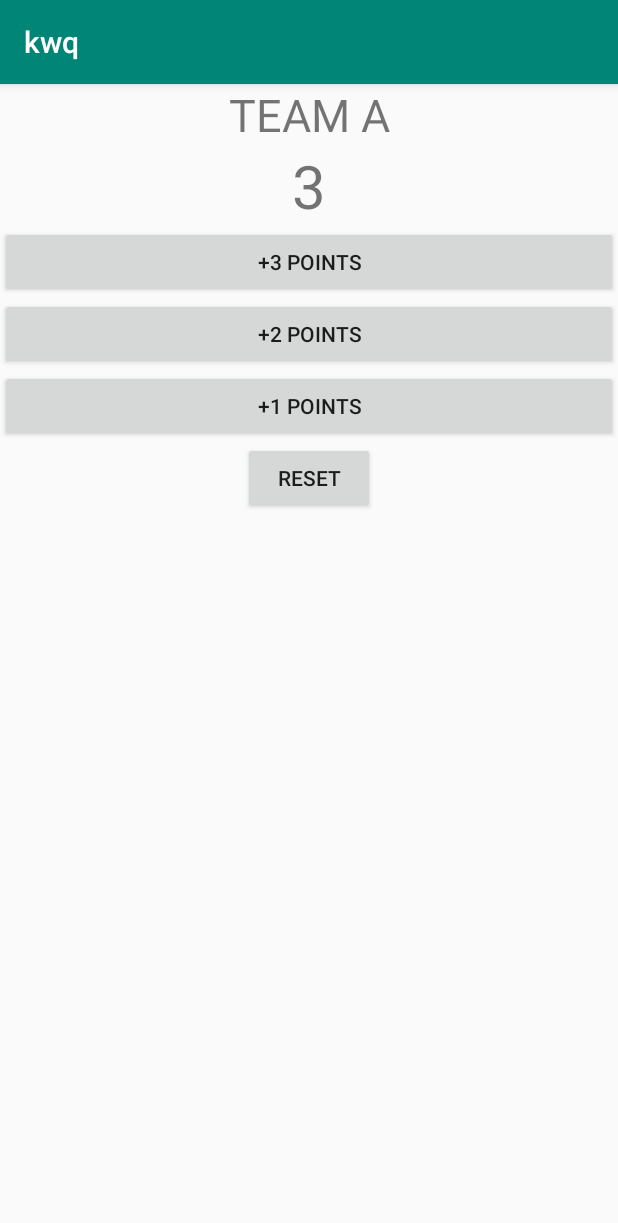
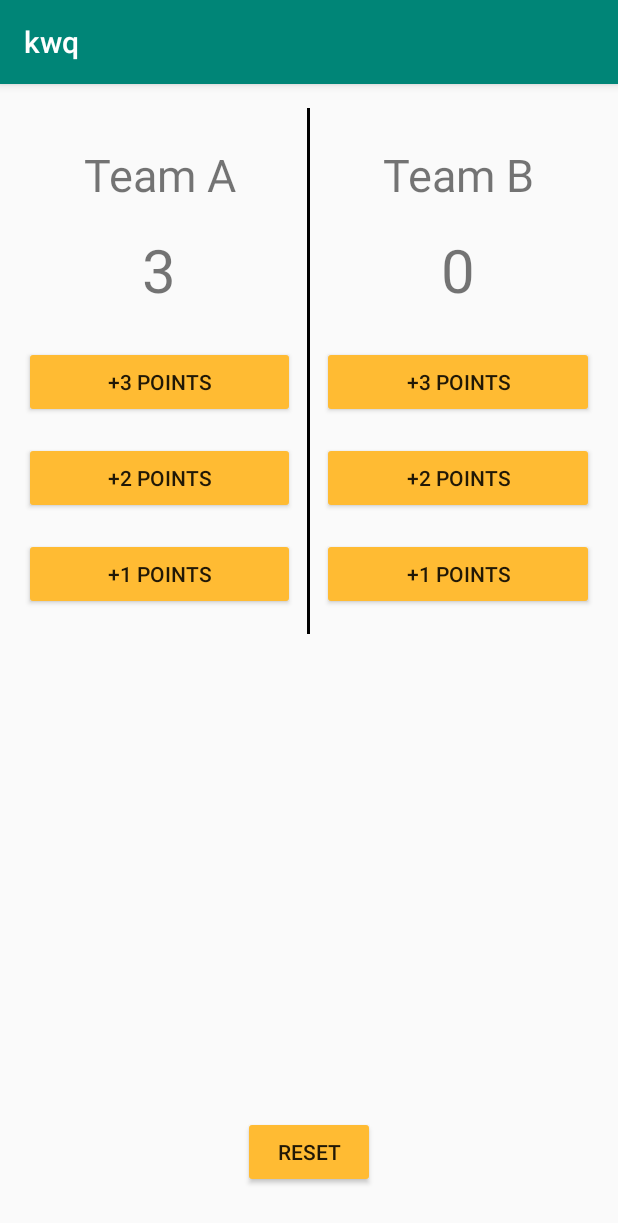
Before and after one commit to kouwq/kwq, an Android app: the screen it shows after launch (Score), after a tap on "+3 POINTS", on a phone screen of 412 x 824 dp. Shown: the top 1223 px of the screen. Run offline under Robolectric (Android 15) with nearby library versions, the phone set to English and light mode, and no system bars.

Commit message:
4/2 activity

```diff
--- a/app/src/main/java/com/demo/hello/kwq/Score.java
+++ b/app/src/main/java/com/demo/hello/kwq/Score.java
@@ -8,42 +8,61 @@ import android.widget.Button;
 import android.widget.TextView;
 
 public class Score extends AppCompatActivity implements View.OnClickListener {
-    TextView score;
+    TextView score_a, score_b;
 
     @Override
     protected void onCreate(Bundle savedInstanceState) {
         super.onCreate(savedInstanceState);
         setContentView(R.layout.activity_score);
-        score=findViewById(R.id.score);
-        Button btn1=findViewById(R.id.btn1);
+        score_a = findViewById(R.id.scoreA);
+        score_b = findViewById(R.id.scoreB);
+        Button btn1 = findViewById(R.id.btn_1);
         btn1.setOnClickListener(this);
-        Button btn2=findViewById(R.id.btn2);
+        Button btn2 = findViewById(R.id.btn_2);
         btn2.setOnClickListener(this);
-        Button btn3=findViewById(R.id.btn3);
+        Button btn3 = findViewById(R.id.btn_3);
         btn3.setOnClickListener(this);
-        Button res=findViewById(R.id.reset);
+        Button btn1b = findViewById(R.id.btn_B1);
+        btn1b.setOnClickListener(this);
+        Button btn2b = findViewById(R.id.btn_B2);
+        btn2b.setOnClickListener(this);
+        Button btn3b = findViewById(R.id.btn_B3);
+        btn3b.setOnClickListener(this);
+        Button res = findViewById(R.id.btn_reset);
         res.setOnClickListener(this);
     }
 
 
     @Override
     public void onClick(View v) {
-        Log.i("main","onClick msg...");
-        String str=score.getText().toString();
-        int c=Integer.parseInt(str);
-        System.out.println("previous scores:"+c);
-        switch (v.getId()){
-            case R.id.btn1:
-                score.setText(""+(c+3));
+        Log.i("main", "onClick msg...");
+        String str_a = score_a.getText().toString();
+        String str_b = score_b.getText().toString();
+        int a = Integer.parseInt(str_a);
+        int b = Integer.parseInt(str_b);
+        System.out.println("previous scores:" + a + ":" + b);
+        switch (v.getId()) {
+            case R.id.btn_1:
+                score_a.setText("" + (a + 3));
                 break;
-            case R.id.btn2:
-                score.setText(""+(c+2));
+            case R.id.btn_2:
+                score_a.setText("" + (a + 2));
                 break;
-            case R.id.btn3:
-                score.setText(""+(c+1));
+            case R.id.btn_3:
+                score_a.setText("" + (a + 1));
                 break;
-            case R.id.reset:
-                score.setText("0");
+            case R.id.btn_B1:
+                score_b.setText("" + (b + 3));
+                break;
+            case R.id.btn_B2:
+                score_b.setText("" + (b + 2));
+                break;
+            case R.id.btn_B3:
+                score_b.setText("" + (b + 1));
+                break;
+            case R.id.btn_reset:
+                score_a.setText("0");
+                score_b.setText("0");
         }
 
     }
--- a/app/src/main/res/layout/activity_score.xml
+++ b/app/src/main/res/layout/activity_score.xml
@@ -1,50 +1,133 @@
 <?xml version="1.0" encoding="utf-8"?>
-<LinearLayout xmlns:android="http://schemas.android.com/apk/res/android"
+<RelativeLayout xmlns:android="http://schemas.android.com/apk/res/android"
     xmlns:app="http://schemas.android.com/apk/res-auto"
     xmlns:tools="http://schemas.android.com/tools"
     android:layout_width="match_parent"
     android:layout_height="match_parent"
     android:orientation="vertical"
+    android:paddingLeft="16dp"
+    android:paddingTop="16dp"
+    android:paddingRight="16dp"
+    android:paddingBottom="16dp"
     tools:context=".Score">
 
-    <TextView
-        android:id="@+id/textView"
+    <LinearLayout
         android:layout_width="match_parent"
         android:layout_height="wrap_content"
-        android:textSize="30sp"
-        android:gravity="center"
-        android:text="@string/score" />
+        android:orientation="horizontal">
+
+        <LinearLayout
+            android:layout_width="0dp"
+            android:layout_height="wrap_content"
+            android:layout_weight="1"
+            android:orientation="vertical">
 
             <TextView
-        android:id="@+id/score"
+                android:id="@+id/teamA"
                 android:layout_width="match_parent"
                 android:layout_height="wrap_content"
-        android:textSize="40sp"
+                android:layout_marginTop="24dp"
+                android:layout_marginBottom="16dp"
                 android:gravity="center"
-        android:text="0" />
+                android:text="Team A"
+                android:textSize="30sp" />
+
+            <TextView
+                android:id="@+id/scoreA"
+                android:layout_width="match_parent"
+                android:layout_height="wrap_content"
+                android:layout_marginBottom="24dp"
+                android:gravity="center"
+                android:text="0"
+                android:textSize="40sp" />
 
             <Button
-        android:id="@+id/btn1"
+                android:id="@+id/btn_1"
                 android:layout_width="match_parent"
                 android:layout_height="wrap_content"
+                android:layout_marginBottom="16dp"
                 android:text="+3 points" />
 
             <Button
-        android:id="@+id/btn2"
+                android:id="@+id/btn_2"
                 android:layout_width="match_parent"
                 android:layout_height="wrap_content"
+                android:layout_marginBottom="16dp"
                 android:text="+2 points" />
 
             <Button
-        android:id="@+id/btn3"
+                android:id="@+id/btn_3"
                 android:layout_width="match_parent"
                 android:layout_height="wrap_content"
+                android:layout_marginBottom="16dp"
+                android:text="+1 points" />
+        </LinearLayout>
+
+        <TextView
+            android:layout_width="2dp"
+            android:layout_height="match_parent"
+            android:layout_marginLeft="8dp"
+            android:layout_marginRight="8dp"
+            android:background="@android:color/background_dark" />
+
+        <LinearLayout
+            android:layout_width="0dp"
+            android:layout_height="wrap_content"
+            android:layout_weight="1"
+            android:orientation="vertical">
+
+            <TextView
+                android:id="@+id/teamB"
+                android:layout_width="match_parent"
+                android:layout_height="wrap_content"
+                android:layout_marginTop="24dp"
+                android:layout_marginBottom="16dp"
+                android:gravity="center"
+                android:text="Team B"
+                android:textSize="30sp" />
+
+            <TextView
+                android:id="@+id/scoreB"
+                android:layout_width="match_parent"
+                android:layout_height="wrap_content"
+                android:layout_marginBottom="24dp"
+                android:gravity="center"
+                android:text="0"
+                android:textSize="40sp" />
+
+            <Button
+                android:id="@+id/btn_B1"
+                android:layout_width="match_parent"
+                android:layout_height="wrap_content"
+                android:layout_marginBottom="16dp"
+                android:text="+3 points" />
+
+            <Button
+                android:id="@+id/btn_B2"
+                android:layout_width="match_parent"
+                android:layout_height="wrap_content"
+                android:layout_marginBottom="16dp"
+                android:text="+2 points" />
+
+            <Button
+                android:id="@+id/btn_B3"
+                android:layout_width="match_parent"
+                android:layout_height="wrap_content"
+                android:layout_marginBottom="16dp"
                 android:text="+1 points" />
 
+
+        </LinearLayout>
+
+    </LinearLayout>
+
     <Button
-        android:id="@+id/reset"
+        android:id="@+id/btn_reset"
         android:layout_width="wrap_content"
         android:layout_height="wrap_content"
-        android:layout_gravity="center"
+        android:layout_alignParentBottom="true"
+        android:layout_centerHorizontal="true"
+        android:layout_marginBottom="16dp"
         android:text="reset" />
-</LinearLayout>
+
+</RelativeLayout>
--- a/app/src/main/res/values/strings.xml
+++ b/app/src/main/res/values/strings.xml
@@ -4,5 +4,5 @@
     <string name="text_view">Result</string>
     <string name="btn_label">turn to F</string>
     <string name="txt_hint">Please input temp:(only number)</string>
-    <string name="score">TEAM A</string>
+
 </resources>
--- a/app/src/main/res/values/styles.xml
+++ b/app/src/main/res/values/styles.xml
@@ -6,6 +6,7 @@
         <item name="colorPrimary">@color/colorPrimary</item>
         <item name="colorPrimaryDark">@color/colorPrimaryDark</item>
         <item name="colorAccent">@color/colorAccent</item>
+        <item name="colorButtonNormal">@android:color/holo_orange_light</item>
     </style>
 
 </resources>
```
Also changed, not shown: 1 other file. Lines whose indentation alone changed are shown as unchanged.
